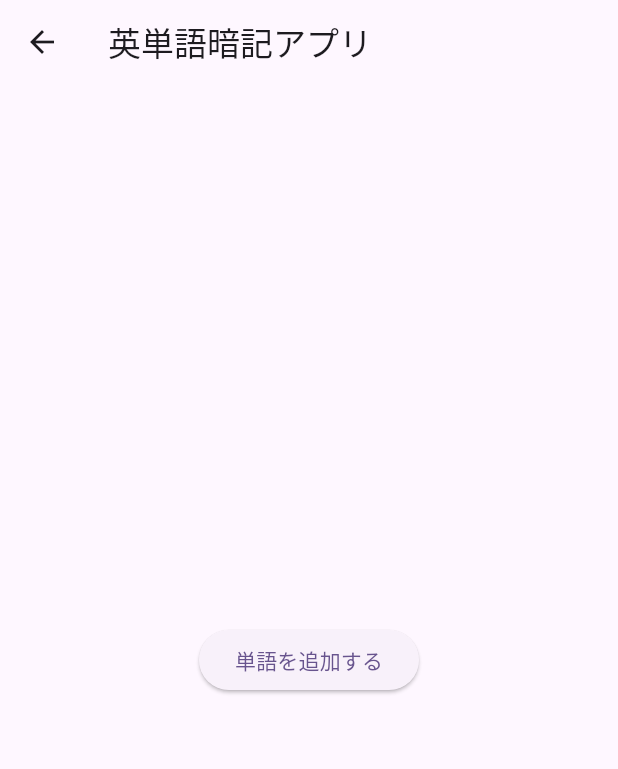
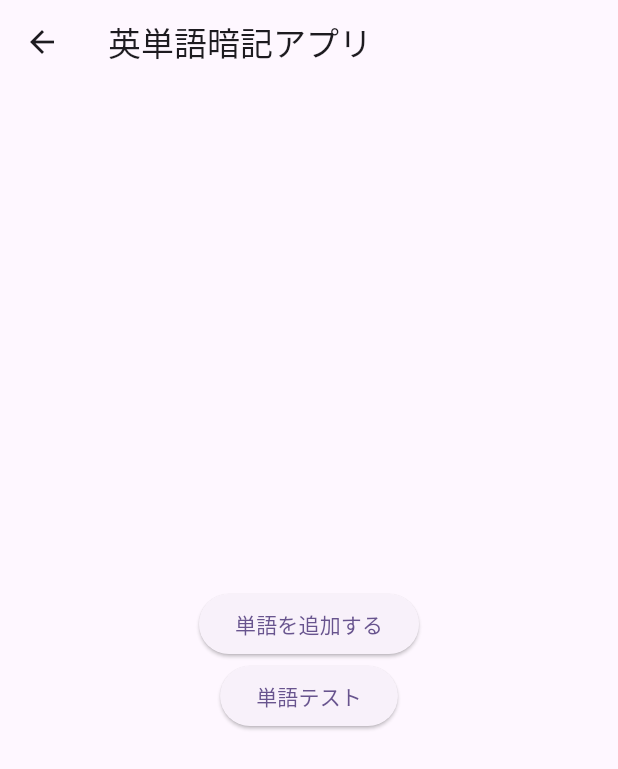
Before and after one commit to ycookiey/memo_words, a Flutter app: the HomePage screen opened directly, on a phone screen of 412 x 824 dp. Shown: the top 769 px of the screen. Run offline on Flutter 3.47's test engine with Material 3 defaults, Android fonts, the phone set to English and light mode, and no system bars; our stand-ins replace cloud_firestore, firebase_auth, firebase_core, flutter_riverpod, freezed_annotation; missing offline and left inert: flutter_flip_card; accounts and stored records are empty.

Commit message:
add: home_pageにword_card_page遷移ボタン追加

```diff
--- a/lib/view/home_page.dart
+++ b/lib/view/home_page.dart
@@ -1,6 +1,7 @@
 import 'package:flutter/material.dart';
 import 'package:flutter_riverpod/flutter_riverpod.dart';
 import 'package:memo_words/provider/word_provider.dart';
+import 'package:memo_words/view/word_card_page.dart';
 import 'package:memo_words/view/word_create_page.dart';
 
 class HomePage extends ConsumerWidget {
@@ -15,7 +16,10 @@ class HomePage extends ConsumerWidget {
         title: const Text('英単語暗記アプリ'),
       ),
       body: Center(
-        child: ElevatedButton(
+        child: Column(
+          mainAxisSize: MainAxisSize.min,
+          children: [
+            ElevatedButton(
               child: Text("単語を追加する"),
               onPressed: () {
                 Navigator.push(
@@ -24,6 +28,17 @@ class HomePage extends ConsumerWidget {
                 );
               },
             ),
+            ElevatedButton(
+              child: Text("単語テスト"),
+              onPressed: () {
+                Navigator.push(
+                  context,
+                  MaterialPageRoute(builder: (context) => WordCardPage()),
+                );
+              },
+            ),
+          ],
+        ),
       ),
     );
   }
```
Lines whose indentation alone changed are shown as unchanged.
